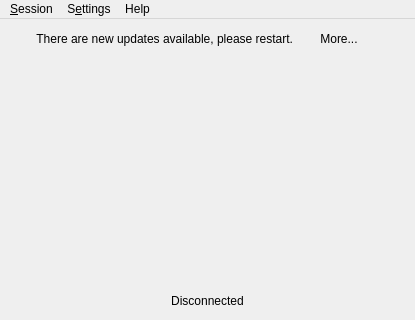
Qt form src/leap/gui/ui/mainwindow.ui (leapcode/bitmask_client) before a commit; both pictures show x 0 to 415 and y 0 to 320 of the 415 by 579 pixel window.
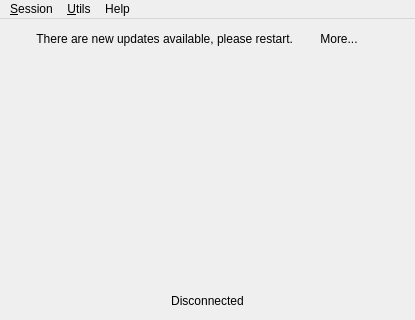
The same form after that commit. Icons and pictures are not drawn.

What changed in the file:
```diff
--- a/src/leap/gui/ui/mainwindow.ui
+++ b/src/leap/gui/ui/mainwindow.ui
@@ -396,7 +396,7 @@
      <x>0</x>
      <y>0</y>
      <width>415</width>
-     <height>25</height>
+     <height>21</height>
     </rect>
    </property>
    <widget class="QMenu" name="menuSession">
@@ -417,7 +417,7 @@
    </widget>
    <widget class="QMenu" name="menuSettings">
     <property name="title">
-     <string>S&amp;ettings</string>
+     <string>&amp;Utils</string>
     </property>
     <addaction name="action_wizard"/>
    </widget>
```
Left out of the diff: 6 changed lines with no effect on the pictures.
